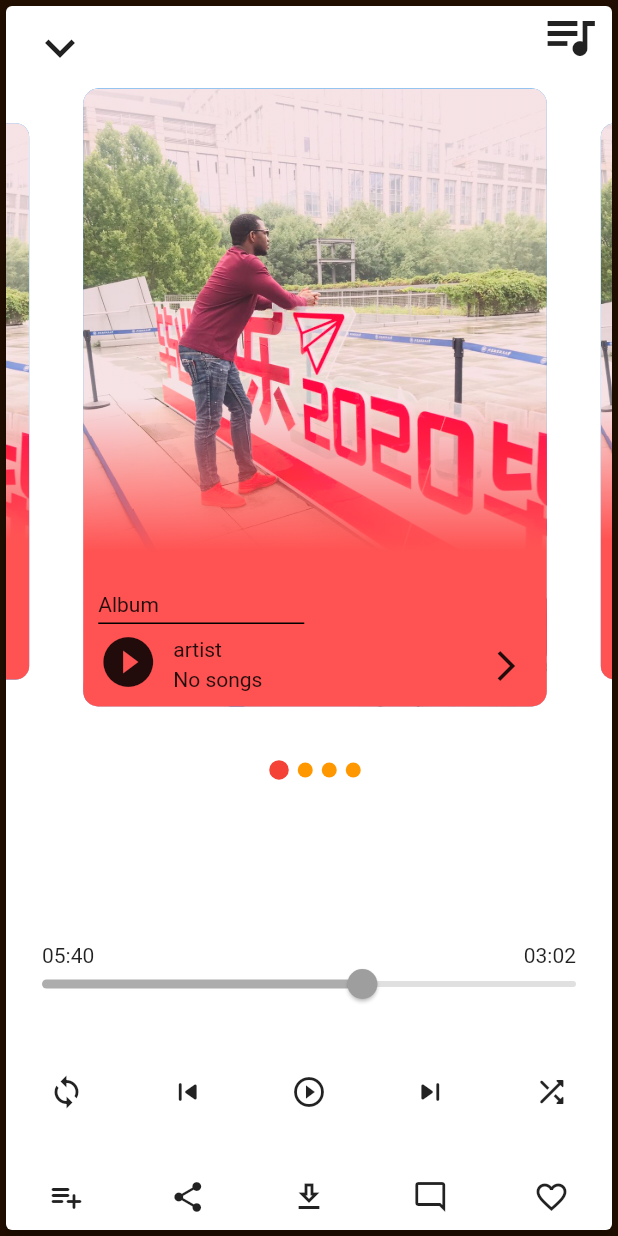
After one commit to elsanal/Afrovibes-music-app-with-flutter, a Flutter app: the FullMusicPlayer screen opened directly, on a phone screen of 412 x 824 dp. The commit adds this screen. Run offline on Flutter 3.47's test engine with Material 2 defaults, Android fonts, the phone set to English and light mode, and no system bars; our stand-ins replace audioplayers, cloud_firestore, firebase_auth, flutter_rating_bar, flutter_screenutil, flutter_spinkit and 7 more; missing offline and left inert: audio_manager, flutter_audio_query; accounts and stored records are empty; network calls fail.

Commit message:
playerswiper + FullPlayer

```diff
--- /dev/null
+++ b/lib/display/playerClass/FullMusicPlayer.dart
@@ -0,0 +1,107 @@
+import 'package:afromuse/display/playerClass/PlayerSwiper.dart';
+import 'package:afromuse/pages/Homebody/ShowAlbum.dart';
+import 'package:flutter/material.dart';
+import 'package:flutter_swiper/flutter_swiper.dart';
+
+
+class FullMusicPlayer extends StatefulWidget {
+  @override
+  _FullMusicPlayerState createState() => _FullMusicPlayerState();
+}
+
+class _FullMusicPlayerState extends State<FullMusicPlayer> {
+  @override
+  Widget build(BuildContext context) {
+    final width = MediaQuery.of(context).size.width;
+    final heigth = MediaQuery.of(context).size.height;
+    return Container(
+      color: Colors.orange[800],
+      child: SafeArea(
+        child: Scaffold(
+          backgroundColor: Colors.black87,
+          body: Container(
+              height: heigth,
+              width: width,
+              child: Card(
+                elevation: 5,
+                child: Stack(children: [
+                  Positioned(
+                    left: 8,
+                      top: 0,
+                      child: IconButton(
+                          icon: Icon(Icons.expand_more, size: 40,),
+                          onPressed: ()=>Navigator.of(context).pop(true))
+                  ),
+                  Positioned(
+                    right: 8,
+                      top: 0,
+                      child: Icon(Icons.queue_music_sharp, size: 40,)),
+                  Positioned(
+                      left: 0,
+                      right: 0,
+                      top: 250,
+                      child: Card(
+                        color: Colors.red,
+                      )),
+                  Positioned(
+                    top: 50,
+                      child: PlayerSwiper()),
+                  Positioned(
+                    left: 24,
+                    right: 24,
+                    bottom: 175,
+                    child: Container(
+                      child: new Row(
+                        mainAxisAlignment: MainAxisAlignment.spaceBetween,
+                        children: [
+                          new Text("05:40"),
+                          new Text("03:02"),
+                        ],),
+                    ),
+                  ),
+                  Positioned(
+                    left: 0,
+                    right: 0,
+                    bottom: 140,
+                    child: Slider(
+                        max: 5,
+                        min: 0,
+                        value: 3,
+                        onChanged: null),
+                  ),
+                  Positioned(
+                    left: 0,
+                    right: 0,
+                    bottom: 80,
+                    child: new Row(
+                      mainAxisAlignment: MainAxisAlignment.spaceAround,
+                      children: [
+                        new Icon(Icons.loop_outlined),
+                        new Icon(Icons.skip_previous_rounded),
+                        new Icon(Icons.play_circle_outline),
+                        new Icon(Icons.skip_next_rounded),
+                        new Icon(Icons.shuffle_rounded),
+                      ],),
+                  ),
+                  Positioned(
+                    left: 0,
+                    right: 0,
+                    bottom: 10,
+                    child: new Row(
+                      mainAxisAlignment: MainAxisAlignment.spaceAround,
+                      children: [
+                        new Icon(Icons.playlist_add_rounded),
+                        new Icon(Icons.share),
+                        new Icon(Icons.download_outlined),
+                        new Icon(Icons.mode_comment_outlined),
+                        new Icon(Icons.favorite_border_outlined),
+                      ],),
+                  ),
+                ],),
+              ),
+            ),
+          ),
+      ),
+    );
+  }
+}
--- a/lib/display/playerClass/MusicPlayer.dart
+++ b/lib/display/playerClass/MusicPlayer.dart
@@ -1,3 +1,4 @@
+import 'package:afromuse/display/playerClass/FullMusicPlayer.dart';
 import 'package:afromuse/sharedPage/bodyView.dart';
 import 'package:afromuse/staticValues/valueNotifier.dart';
 import 'package:audioplayers/audioplayers.dart';
@@ -10,7 +11,7 @@ class MusicPlayer extends StatefulWidget {
 }
 
 class _MusicPlayerState extends State<MusicPlayer> {
-  int iconSizeDefault = 90;
+  int iconSizeDefault = 70;
   int iconSizePlay = 160;
 
   int index;
@@ -20,6 +21,7 @@ class _MusicPlayerState extends State<MusicPlayer> {
     print("play called");
     _audioPlayer.play(
         currentPlayingList.value[currentSongIndex.value].file, isLocal: true,stayAwake: true);
+
   }
   void stopMusic(){
     print("stop called");
@@ -36,6 +38,7 @@ class _MusicPlayerState extends State<MusicPlayer> {
     if((isPlaying.value == true)&(isDragging.value == false)){
       _audioPlayer.play(
           currentPlayingList.value[currentSongIndex.value].file,isLocal: true,stayAwake: true);
+
     }
     print("new calllllll to playyyyyyyyyy");
     // TODO: implement initState
@@ -95,7 +98,7 @@ class _MusicPlayerState extends State<MusicPlayer> {
                 bottom: 0.0,
                 right: 10,
                 child: Container(
-                  width: width*(3/6),
+                  width: width*(3.1/6),
                   child: Row(
                     mainAxisAlignment: MainAxisAlignment.spaceAround,
                     children: [
@@ -106,6 +109,11 @@ class _MusicPlayerState extends State<MusicPlayer> {
                           Icons.play_circle_outline_outlined ,2, iconSizeDefault),
                       _bottomItems(
                           Icons.skip_next_outlined ,3, iconSizeDefault),
+                      new IconButton(
+                          icon: Icon(Icons.fullscreen,
+                            color: Colors.white,size: ScreenUtil().setWidth(iconSizeDefault),),
+                          onPressed: ()=>Navigator.of(context).push(
+                              new MaterialPageRoute(builder: (context)=>FullMusicPlayer())))
                     ],
                   ),
                 ),
@@ -118,7 +126,7 @@ class _MusicPlayerState extends State<MusicPlayer> {
                   }
                   return Container();
                 },
-              )
+              ),
             ],
           ),
         ),
@@ -127,14 +135,13 @@ class _MusicPlayerState extends State<MusicPlayer> {
   }
 
   _bottomItems(IconData icon_outlined, int index,int iconSize) {
-
     return Container(
       height: 50,
       width: 50,
       color: Colors.black,
       padding: EdgeInsets.only(
           top: 10,
-          left: 15
+          left: 20
       ),
       child: Scaffold(
         backgroundColor: Colors.black,
--- /dev/null
+++ b/lib/display/playerClass/PlayerSwiper.dart
@@ -0,0 +1,105 @@
+import 'package:afromuse/sharedPage/gradients.dart';
+import 'package:flutter/material.dart';
+import 'package:flutter_swiper/flutter_swiper.dart';
+
+class PlayerSwiper extends StatefulWidget {
+  @override
+  _PlayerSwiperState createState() => _PlayerSwiperState();
+}
+
+class _PlayerSwiperState extends State<PlayerSwiper> {
+  @override
+  Widget build(BuildContext context) {
+    final width = MediaQuery.of(context).size.width;
+    final heigth = MediaQuery.of(context).size.height;
+    return Container(
+      width: width,
+      height: heigth*(2.3/4),
+      color: Colors.transparent,
+      child: Container(
+        color: Colors.transparent,
+        child: new Swiper(
+            scrollDirection: Axis.horizontal,
+            itemHeight: heigth*(2/4),
+            itemWidth: width*(3/4),
+            viewportFraction: 0.8,
+            scale: 0.9,
+            loop: true,
+            autoplayDisableOnInteraction: true,
+            duration: 500,
+            itemCount: 4,
+            itemBuilder:(context, index){
+              return Column(
+                children: [
+                  Container(
+                    width: width*(3/4),
+                    height: heigth*(2/4),
+                    decoration: BoxDecoration(
+                      color: Colors.blue,
+                      borderRadius: BorderRadius.all(
+                          Radius.circular(10)
+                      ),
+                      image: DecorationImage(
+                          image: AssetImage('assets/profile.jpeg'),
+                          fit: BoxFit.cover
+                      ),
+                    ),
+                    margin: EdgeInsets.all(5),
+                    child: Container(
+                      decoration: BoxDecoration(
+                        gradient: album_grad,
+                        borderRadius: BorderRadius.all(
+                            Radius.circular(10)
+                        ),
+                      ),
+                      child: Stack(
+                        children: [
+                          Positioned(
+                              bottom: 60,
+                              left: 10,
+                              child: new Container(child: Text('Album'),)),
+                          Positioned(
+                              bottom: 55,
+                              left: 10,
+                              child: new Container(height: 1,width: width*(1/3),color: Colors.black,)),
+                          Positioned(
+                              bottom: 30,
+                              left: 60,
+                              child: new Container(child: Text('artist'),)),
+                          Positioned(
+                              bottom: 10,
+                              left: 60,
+                              child: new Container(child: Text('No songs'),)),
+                          Positioned(
+                              bottom: 10,
+                              left: 10,
+                              child: new Container(
+                                child: Icon(
+                                  Icons.play_circle_fill_outlined,
+                                  size: 40,
+                                ),)),
+                          Positioned(
+                              bottom: 15,
+                              right: 15,
+                              child: new Container(child: Icon(Icons.arrow_forward_ios),)),
+                        ],
+                      ),
+                    ),
+                  ),
+                ],
+              );
+            },
+            pagination: new SwiperPagination(
+                margin: EdgeInsets.all(5),
+                builder: new DotSwiperPaginationBuilder(
+                    color: Colors.orange,
+                    activeColor: Colors.red,
+                    size: 10,
+                    activeSize: 13
+                )
+            )
+        ),
+      ),
+    );
+  }
+}
--- a/lib/pages/Homebody/Homepage.dart
+++ b/lib/pages/Homebody/Homepage.dart
@@ -1,4 +1,5 @@
 import 'package:afromuse/display/playerClass/DragScrollablePlayer.dart';
+import 'package:afromuse/display/playerClass/FullMusicPlayer.dart';
 import 'package:afromuse/pages/Homebody/Drawer.dart';
 import 'package:afromuse/pages/Homebody/Homepagebody.dart';
 import 'package:afromuse/pages/favorite/showFavorite.dart';
@@ -56,9 +57,9 @@ class _HomepageState extends State<Homepage> {
     DisplayPlaylistContain(),
     DisplayAlbumContain(),
   ];
-
   int iconSizeDefault = 70;
   int iconSizePlay = 160;
+  bool _showFullPlayer = false;
   GlobalKey<ScaffoldState> scaffoldKey = new GlobalKey<ScaffoldState>();
 
   @override
@@ -68,6 +69,10 @@ class _HomepageState extends State<Homepage> {
       releasePlayer.value = true;
     });
     super.dispose();
+  }
+
+  void _playerToggle(){
+    _showFullPlayer = !_showFullPlayer;
   }
 
   @override
@@ -142,7 +147,7 @@ class _HomepageState extends State<Homepage> {
                 physics: NeverScrollableScrollPhysics(),
                 children: [
                   Container(
-                    color: Colors.red,
+                    color: Colors.white,
                     height: height,
                     padding: EdgeInsets.only(
                         bottom: 50
--- a/lib/pages/favorite/showFavorite.dart
+++ b/lib/pages/favorite/showFavorite.dart
@@ -136,7 +136,7 @@ class _ShowFavoriteState extends State<ShowFavorite> {
         padding: EdgeInsets.only(
           bottom: 100,
         ),
-        color: Colors.white,
+        color: Colors.transparent,
         child: FutureBuilder(
           future: Sqlite(dataBaseName: FAVORITE_DB,
               tableName: FAVORITE_TABLE).retrieveMusic(),
@@ -147,9 +147,10 @@ class _ShowFavoriteState extends State<ShowFavorite> {
               print(myRecentPlayed.value.length);
               return Container(
                   height: height,
-                  margin: EdgeInsets.only(
-                    bottom: 40,
-                  ),
+                  // margin: EdgeInsets.only(
+                  //   bottom: 40,
+                  // ),
+                  color: Colors.transparent,
                   child:ScrollablePositionedList.builder(
                     initialScrollIndex:0,
                     itemScrollController: _itemScrollController,
@@ -174,6 +175,7 @@ class _ShowFavoriteState extends State<ShowFavorite> {
                             });
                           },
                           child: Card(
+                            color: Colors.white,
                             child: Container(
                                 width: MediaQuery.of(context).size.width,
                                 height: MediaQuery.of(context).size.width*(1/5),
@@ -198,7 +200,6 @@ class _ShowFavoriteState extends State<ShowFavorite> {
                                       left: 100,
                                       child: Container(
                                         width: width-150,
-
                                         child: Row(
                                           mainAxisAlignment: MainAxisAlignment.spaceAround,
                                           children: [
--- a/lib/pages/local/allFolders.dart
+++ b/lib/pages/local/allFolders.dart
@@ -23,7 +23,7 @@ class _LocalAlbumsState extends State<LocalAlbums> {
     final width = MediaQuery.of(context).size.width;
     final height = MediaQuery.of(context).size.height;
     return Container(
-    height: height,
+        height: height,
         width: width,
         child: FutureBuilder(
             future: getInternalData().getAllInternalAlbum(),
@@ -34,9 +34,9 @@ class _LocalAlbumsState extends State<LocalAlbums> {
               } else {
                 List<AlbumInfo> album = snapshot.data;
                 return Container(
-                  padding: EdgeInsets.only(
-                    bottom:ScreenUtil().setSp(380),
-                  ),
+                  // padding: EdgeInsets.only(
+                  //   bottom:ScreenUtil().setSp(380),
+                  // ),
                     child:GridView.builder(
                       gridDelegate: SliverGridDelegateWithFixedCrossAxisCount(
                           mainAxisSpacing: ScreenUtil().setSp(10),
@@ -44,7 +44,6 @@ class _LocalAlbumsState extends State<LocalAlbums> {
                           crossAxisCount:(orientation == Orientation.portrait)?2:3),
                       itemCount: album.length,
                       itemBuilder: (context, index) {
-
                         if (album.isEmpty) {
                           return Container(color: Colors.white,child: Center(
                             child: Text('No album founded'),),);
--- a/lib/pages/local/allSongs.dart
+++ b/lib/pages/local/allSongs.dart
@@ -58,7 +58,7 @@ class _LocalSongsState extends State<LocalSongs> {
       height: height,
       width: width,
       padding: EdgeInsets.only(
-        bottom: 100,
+        bottom: 0,
       ),
         color: Colors.white,
         child: FutureBuilder(
@@ -69,9 +69,9 @@ class _LocalSongsState extends State<LocalSongs> {
             }else{
               return Container(
                   height: height,
-                margin: EdgeInsets.only(
-                  bottom: 40,
-                ),
+                // margin: EdgeInsets.only(
+                //   bottom: 40,
+                // ),
                   child:ScrollablePositionedList.builder(
                     initialScrollIndex:widget.position!=null?widget.position:0,
                     itemScrollController: _itemScrollController,
--- a/lib/pages/local/library.dart
+++ b/lib/pages/local/library.dart
@@ -49,7 +49,9 @@ class _LocalState extends State<Local> {
     return Container(
       height: height,
       width: width,
+      color: Colors.transparent,
       child: Scaffold(
+        backgroundColor: Colors.transparent,
         body: ValueListenableBuilder(
           valueListenable: libraryCurrentPage,
           builder: (context, value, widget){
@@ -93,8 +95,10 @@ class _LocalState extends State<Local> {
                   ),
                 ),
                 Positioned(
-                  top: 50,
-                  bottom:0,
+                  top: 45,
+                  left: 0,
+                  right: 0,
+                  bottom:135,
                   child: Center(
                     child: new Container(
                         //color: Colors.grey[200],
--- a/lib/pages/local/playlist.dart
+++ b/lib/pages/local/playlist.dart
@@ -64,16 +64,17 @@ class _PlaylistState extends State<Playlist> {
               } else {
                 List<AlbumInfo> album = snapshot.data;
                 return Container(
-                    padding: EdgeInsets.only(
-                      bottom: ScreenUtil().setSp(380),
-                    ),
+                  height: height,
+                    // padding: EdgeInsets.only(
+                    //   bottom: ScreenUtil().setSp(380),
+                    // ),
                     child: GridView.builder(
                       gridDelegate: SliverGridDelegateWithFixedCrossAxisCount(
                           mainAxisSpacing: ScreenUtil().setSp(10),
                           childAspectRatio: 0.9,
                           crossAxisCount: (orientation ==
                               Orientation.portrait) ? 2 : 3),
-                      itemCount: album.length + 1,
+                      itemCount: album.length,
                       itemBuilder: (context, index) {
                         if (album.isEmpty) {
                           return Card(
--- a/lib/pages/recent/recentPlayed.dart
+++ b/lib/pages/recent/recentPlayed.dart
@@ -146,7 +146,7 @@ class _RecentPlayedState extends State<RecentPlayed> {
         padding: EdgeInsets.only(
           bottom: 100,
         ),
-        color: Colors.white,
+        color: Colors.transparent,
         child: FutureBuilder(
           future: Sqlite(dataBaseName: RECENT_PLAYED_DB,
               tableName: RECENT_PLAYED_TABLE).retrieveMusic(),
@@ -157,9 +157,10 @@ class _RecentPlayedState extends State<RecentPlayed> {
               print(myRecentPlayed.value.length);
               return Container(
                   height: height,
-                  margin: EdgeInsets.only(
-                    bottom: 40,
-                  ),
+                  // margin: EdgeInsets.only(
+                  //   bottom: 40,
+                  // ),
+                  color: Colors.transparent,
                   child:ScrollablePositionedList.builder(
                     initialScrollIndex:0,
                     itemScrollController: _itemScrollController,
@@ -184,6 +185,7 @@ class _RecentPlayedState extends State<RecentPlayed> {
                                    });
                           },
                           child: Card(
+                            color: Colors.white,
                             child: Container(
                                 width: MediaQuery.of(context).size.width,
                                 height: MediaQuery.of(context).size.width*(1/5),
--- a/pubspec.yaml
+++ b/pubspec.yaml
@@ -47,6 +47,7 @@ dependencies:
   scrollable_positioned_list: ^0.1.8
   audio_manager: ^0.6.2
   sqflite: ^1.3.2+2
+  just_audio: ^0.6.5
 
 
   # The following adds the Cupertino Icons font to your application.
```
Also changed, not shown: pubspec.lock.
